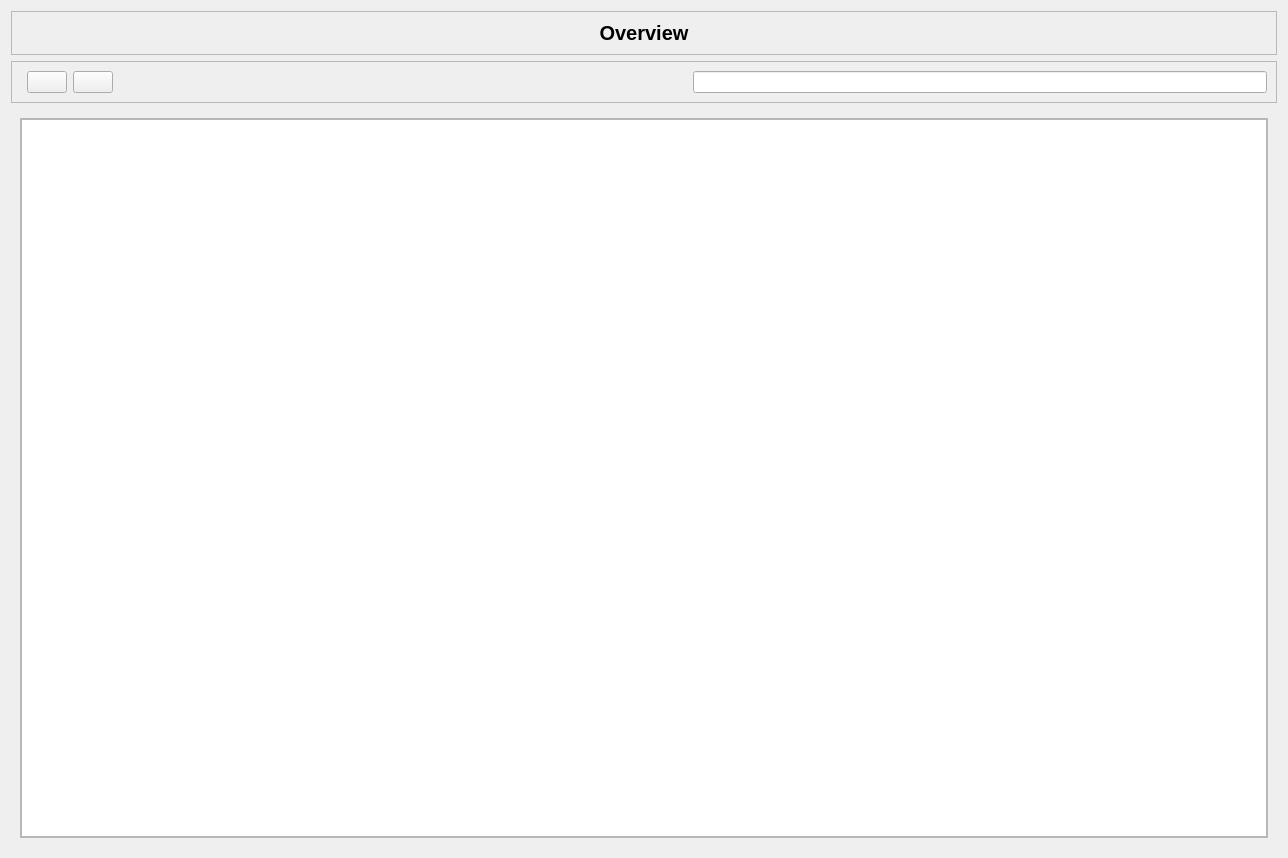
This is ui/mbtemp/main.ui in lnls-sirius/pydm-opi as Qt 5 draws it before an edit. The edited form follows.
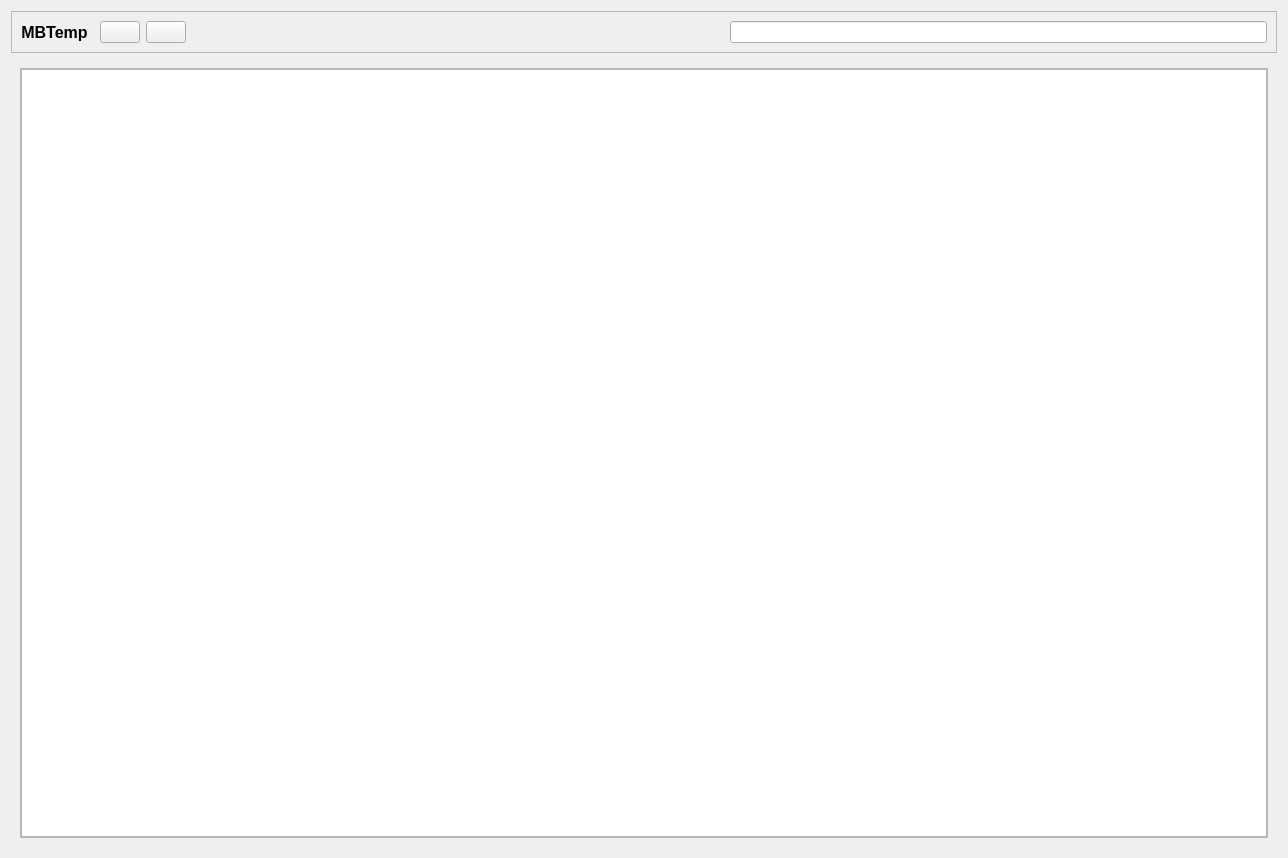
This is the edited form. Custom widgets are drawn as their Qt base class.

Commit message: ui: better screen space usage.

What changed in the file:
```diff
--- a/ui/mbtemp/main.ui
+++ b/ui/mbtemp/main.ui
@@ -14,7 +14,7 @@
    <string>Form</string>
   </property>
   <layout class="QGridLayout" name="gridLayout_2">
-   <item row="2" column="0">
+   <item row="1" column="0">
     <widget class="QWidget" name="widget_2" native="true">
      <layout class="QGridLayout" name="gridLayout">
       <item row="0" column="0">
@@ -27,8 +27,8 @@
           <rect>
            <x>0</x>
            <y>0</y>
-           <width>1260</width>
-           <height>720</height>
+           <width>1248</width>
+           <height>763</height>
           </rect>
          </property>
          <layout class="QGridLayout" name="gridLayout_3">
@@ -55,35 +55,6 @@
     </widget>
    </item>
    <item row="0" column="0">
-    <widget class="QFrame" name="frame_2">
-     <property name="frameShape">
-      <enum>QFrame::StyledPanel</enum>
-     </property>
-     <property name="frameShadow">
-      <enum>QFrame::Raised</enum>
-     </property>
-     <layout class="QGridLayout" name="gridLayout_4">
-      <item row="0" column="0">
-       <widget class="QLabel" name="lbl_title">
-        <property name="font">
-         <font>
-          <pointsize>15</pointsize>
-          <weight>75</weight>
-          <bold>true</bold>
-         </font>
-        </property>
-        <property name="text">
-         <string>Overview</string>
-        </property>
-        <property name="alignment">
-         <set>Qt::AlignCenter</set>
-        </property>
-       </widget>
-      </item>
-     </layout>
-    </widget>
-   </item>
-   <item row="1" column="0">
     <widget class="QFrame" name="frame">
      <property name="frameShape">
       <enum>QFrame::StyledPanel</enum>
@@ -99,23 +70,13 @@
        <widget class="QWidget" name="widget" native="true"/>
       </item>
       <item row="0" column="13">
-       <widget class="QLineEdit" name="tfFilter"/>
+       <widget class="PyDMPushButton" name="btnNavRight">
+        <property name="toolTip">
+         <string/>
+        </property>
+       </widget>
       </item>
-       
       <item row="0" column="12">
-       <spacer name="horizontalSpacer">
-        <property name="orientation">
-         <enum>Qt::Horizontal</enum>
-        </property>
-        <property name="sizeHint" stdset="0">
-         <size>
-          <width>40</width>
-          <height>20</height>
-         </size>
-        </property>
-       </spacer>
-      </item>
-      <item row="0" column="10">
        <widget class="PyDMPushButton" name="btnNavLeft">
         <property name="toolTip">
          <string/>
@@ -160,16 +121,39 @@
         </property>
        </widget>
       </item>
-      
-      
-      <item row="0" column="11">
-       <widget class="PyDMPushButton" name="btnNavRight">
-        <property name="toolTip">
-         <string/>
+      <item row="0" column="14">
+       <spacer name="horizontalSpacer">
+        <property name="orientation">
+         <enum>Qt::Horizontal</enum>
+        </property>
+        <property name="sizeHint" stdset="0">
+         <size>
+          <width>40</width>
+          <height>20</height>
+         </size>
+        </property>
+       </spacer>
+      </item>
+      <item row="0" column="15">
+       <widget class="QLineEdit" name="tfFilter"/>
+      </item>
+      <item row="0" column="0">
+       <widget class="QLabel" name="lbl_title">
+        <property name="font">
+         <font>
+          <pointsize>12</pointsize>
+          <weight>75</weight>
+          <bold>true</bold>
+         </font>
+        </property>
+        <property name="text">
+         <string>MBTemp</string>
+        </property>
+        <property name="alignment">
+         <set>Qt::AlignCenter</set>
         </property>
        </widget>
       </item>
-       
      </layout>
     </widget>
    </item>
```
The commit also changes 5 other files.
